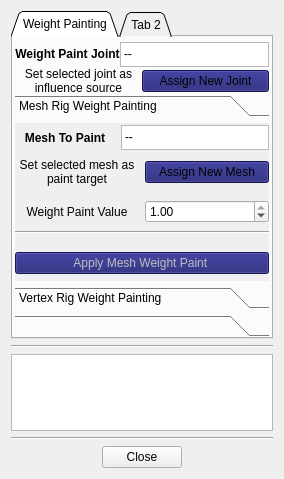
Before: the Qt Designer form QtInterface/simple_rigging_tool_widget.ui in MaoBoulve/Maya-Simple-Rigging-Tool, drawn with Qt 5.
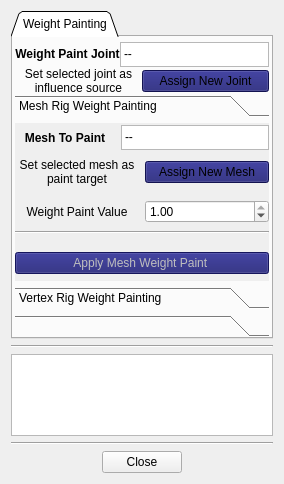
After: the same form once the commit is applied. The open tabs and pages were chosen to show the change.

```diff
--- a/QtInterface/simple_rigging_tool_widget.ui
+++ b/QtInterface/simple_rigging_tool_widget.ui
@@ -7,7 +7,7 @@
     <x>0</x>
     <y>0</y>
     <width>284</width>
-    <height>479</height>
+    <height>484</height>
    </rect>
   </property>
   <property name="windowTitle">
@@ -649,11 +649,6 @@
        </item>
       </layout>
      </widget>
-     <widget class="QWidget" name="tab_3">
-      <attribute name="title">
-       <string>Tab 2</string>
-      </attribute>
-     </widget>
     </widget>
    </item>
    <item>
```
Left out of the diff: 13 changed lines with no effect on the pictures.
